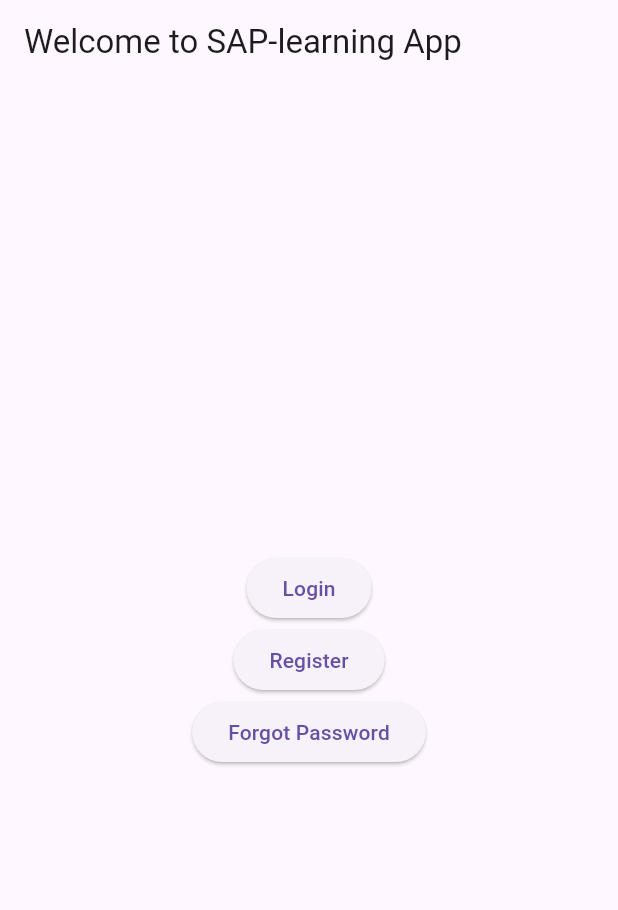
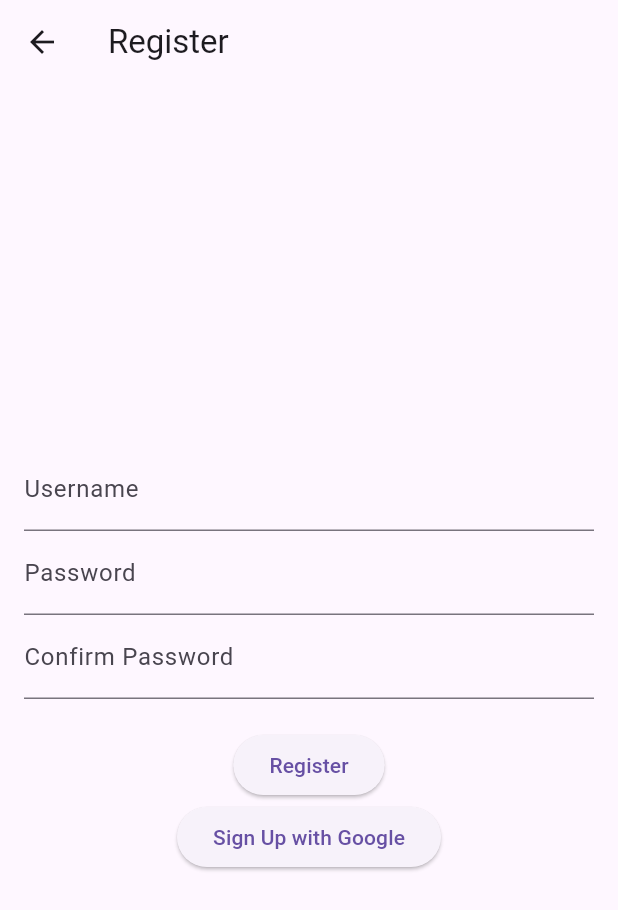
Before and after one commit to hnamredips/sap_mobile, a Flutter app: the screen it shows after launch, after a tap on "Register", on a phone screen of 412 x 824 dp. Shown: the top 910 px of the screen. Run offline on Flutter 3.47's test engine with Material 3 defaults, Android fonts, the phone set to English and light mode, and no system bars.

Commit message:
register_screen

```diff
--- a/lib/main.dart
+++ b/lib/main.dart
@@ -1,6 +1,8 @@
 import 'package:flutter/material.dart';
 import 'screens/home_screen.dart';
 import 'screens/login_screen.dart';
+import 'screens/register_screen.dart';
+
 
 void main() {
   runApp(MyApp());
@@ -18,6 +20,7 @@ class MyApp extends StatelessWidget {
       routes: {
         '/home': (context) => HomeScreen(),
         '/login': (context) => LoginScreen(),
+        '/register': (context) => RegisterScreen(),
       },
       );
   }
@@ -46,12 +49,6 @@ class MainScreen extends StatelessWidget {
               },
               child: Text('Register'),
             ),
-            ElevatedButton(
-              onPressed: () {
-                Navigator.pushNamed(context, '/forgot-password');
-              },
-              child: Text('Forgot Password'),
-            ),
           ],
         ),
       ),
--- /dev/null
+++ b/lib/screens/register_screen.dart
@@ -0,0 +1,55 @@
+import 'package:flutter/material.dart';
+
+class RegisterScreen extends StatelessWidget {
+  final TextEditingController _usernameController = TextEditingController();
+  final TextEditingController _passwordController = TextEditingController();
+  final TextEditingController _confirmPasswordController = TextEditingController();
+
+  void _register() {
+    // Xử lý đăng ký
+  }
+
+  void _signUpWithGoogle() {
+    // Xử lý đăng ký với Google
+  }
+
+  @override
+  Widget build(BuildContext context) {
+    return Scaffold(
+      appBar: AppBar(
+        title: Text('Register'),
+      ),
+      body: Padding(
+        padding: const EdgeInsets.all(16.0),
+        child: Column(
+          mainAxisAlignment: MainAxisAlignment.center,
+          children: [
+            TextField(
+              controller: _usernameController,
+              decoration: InputDecoration(labelText: 'Username'),
+            ),
+            TextField(
+              controller: _passwordController,
+              decoration: InputDecoration(labelText: 'Password'),
+              obscureText: true,
+            ),
+            TextField(
+              controller: _confirmPasswordController,
+              decoration: InputDecoration(labelText: 'Confirm Password'),
+              obscureText: true,
+            ),
+            SizedBox(height: 20),
+            ElevatedButton(
+              onPressed: _register,
+              child: Text('Register'),
+            ),
+            ElevatedButton(
+              onPressed: _signUpWithGoogle,
+              child: Text('Sign Up with Google'),
+            ),
+          ],
+        ),
+      ),
+    );
+  }
+}
```
Also changed, not shown: pubspec.yaml (+7 -74 lines), pubspec.lock.
